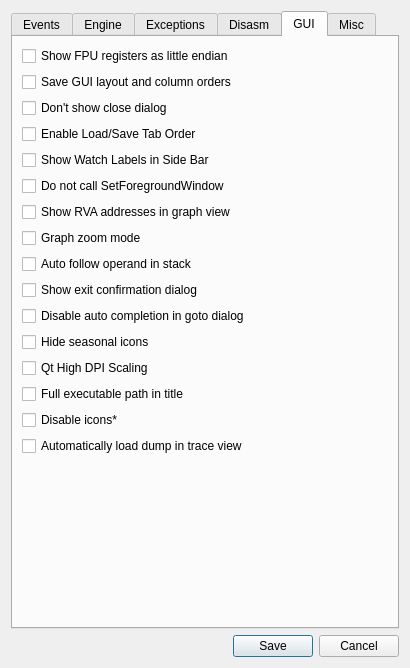
First picture: the form in src/gui/Src/Gui/SettingsDialog.ui, repository christopher-conley/x64dbg-linux, before the edit.
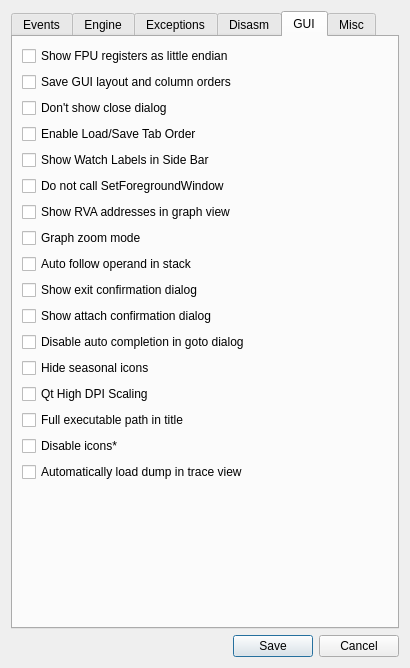
Second picture: the form after the edit. The open tabs and pages were chosen to show the change. Icons and pictures are not drawn.

Commit message: Added on-attach choice to terminate or detach/leave-running before attaching to new process

The edit to the form file:
```diff
--- a/src/gui/Src/Gui/SettingsDialog.ui
+++ b/src/gui/Src/Gui/SettingsDialog.ui
@@ -974,6 +974,13 @@
          </property>
         </widget>
        </item>
+       <item>
+        <widget class="QCheckBox" name="chkShowAttachConfirmation">
+         <property name="text">
+          <string>Show attach confirmation dialog</string>
+         </property>
+        </widget>
+       </item>
        <item>
         <widget class="QCheckBox" name="chkDisableAutoComplete">
          <property name="text">
```
The commit also changes 6 other files.
